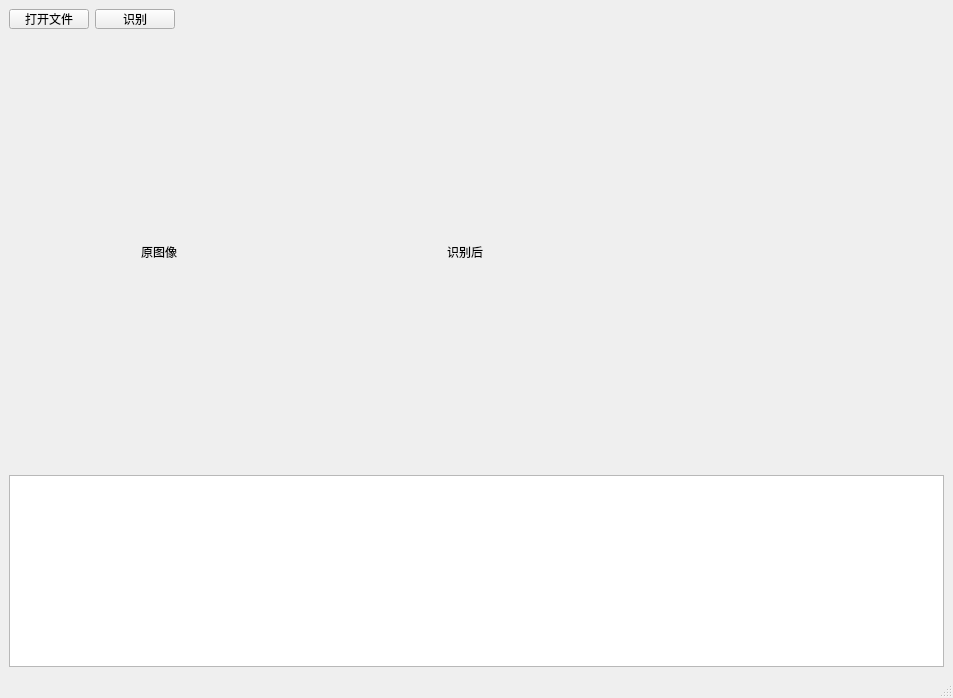
The window that ocr/ui/ocr_ui.ui (zhangjiechina001/PingTool) describes before a commit, drawn with Qt 5.
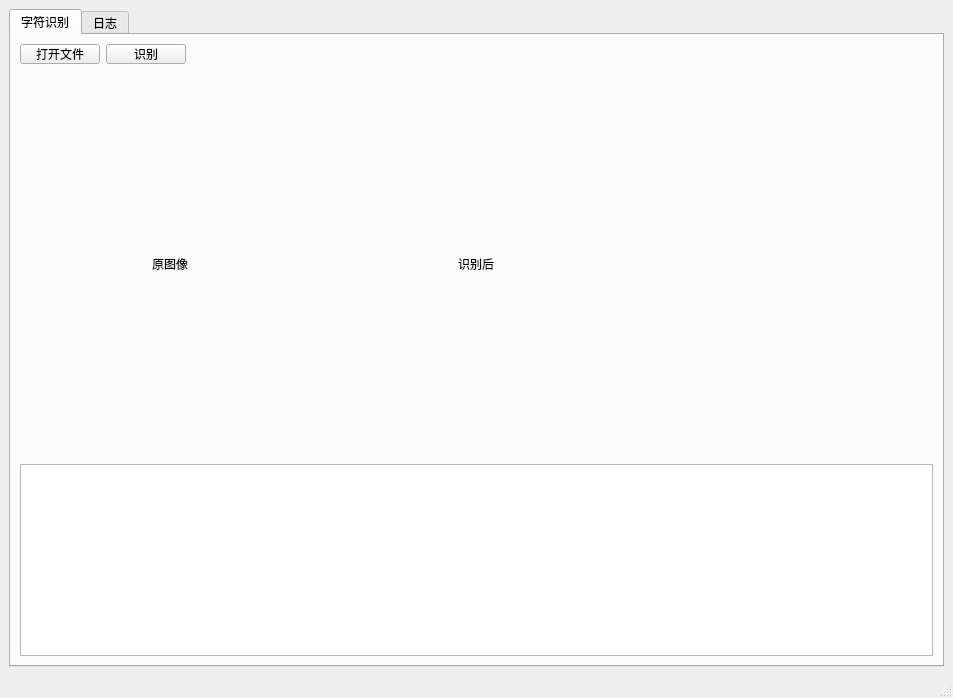
The same window after the commit.

Commit message: 完善字符识别主要流程

Diff of the .ui file:
```diff
--- a/ocr/ui/ocr_ui.ui
+++ b/ocr/ui/ocr_ui.ui
@@ -16,6 +16,16 @@
   <widget class="QWidget" name="centralwidget">
    <layout class="QGridLayout" name="gridLayout">
     <item row="0" column="0">
+     <widget class="QTabWidget" name="tabWidget">
+      <property name="currentIndex">
+       <number>0</number>
+      </property>
+      <widget class="QWidget" name="tab">
+       <attribute name="title">
+        <string>字符识别</string>
+       </attribute>
+       <layout class="QVBoxLayout" name="verticalLayout">
+        <item>
      <layout class="QHBoxLayout" name="horizontalLayout_2">
       <item>
        <widget class="QPushButton" name="btnOpenFile">
@@ -85,7 +95,7 @@
       </item>
      </layout>
     </item>
-    <item row="1" column="0">
+        <item>
      <layout class="QHBoxLayout" name="horizontalLayout">
       <item>
        <widget class="QLabel" name="lblSrc">
@@ -134,7 +144,7 @@
       </item>
      </layout>
     </item>
-    <item row="2" column="0">
+        <item>
      <widget class="QTableWidget" name="tableWidget">
       <property name="sizePolicy">
        <sizepolicy hsizetype="Expanding" vsizetype="Fixed">
@@ -142,6 +152,23 @@
         <verstretch>0</verstretch>
        </sizepolicy>
       </property>
+          <property name="selectionBehavior">
+           <enum>QAbstractItemView::SelectRows</enum>
+          </property>
+         </widget>
+        </item>
+       </layout>
+      </widget>
+      <widget class="QWidget" name="tab_2">
+       <attribute name="title">
+        <string>日志</string>
+       </attribute>
+       <layout class="QVBoxLayout" name="verticalLayout_2">
+        <item>
+         <widget class="QListWidget" name="listPsm"/>
+        </item>
+       </layout>
+      </widget>
      </widget>
     </item>
    </layout>
```
Lines whose indentation alone changed are shown as unchanged. The commit also changes 10 other files.
